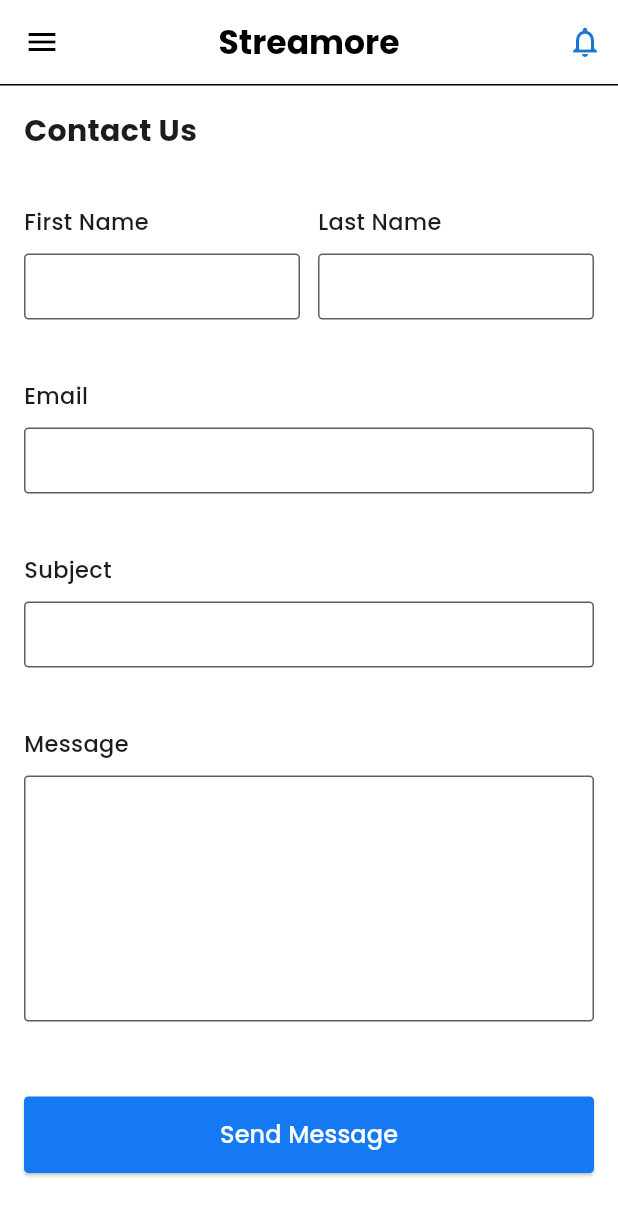
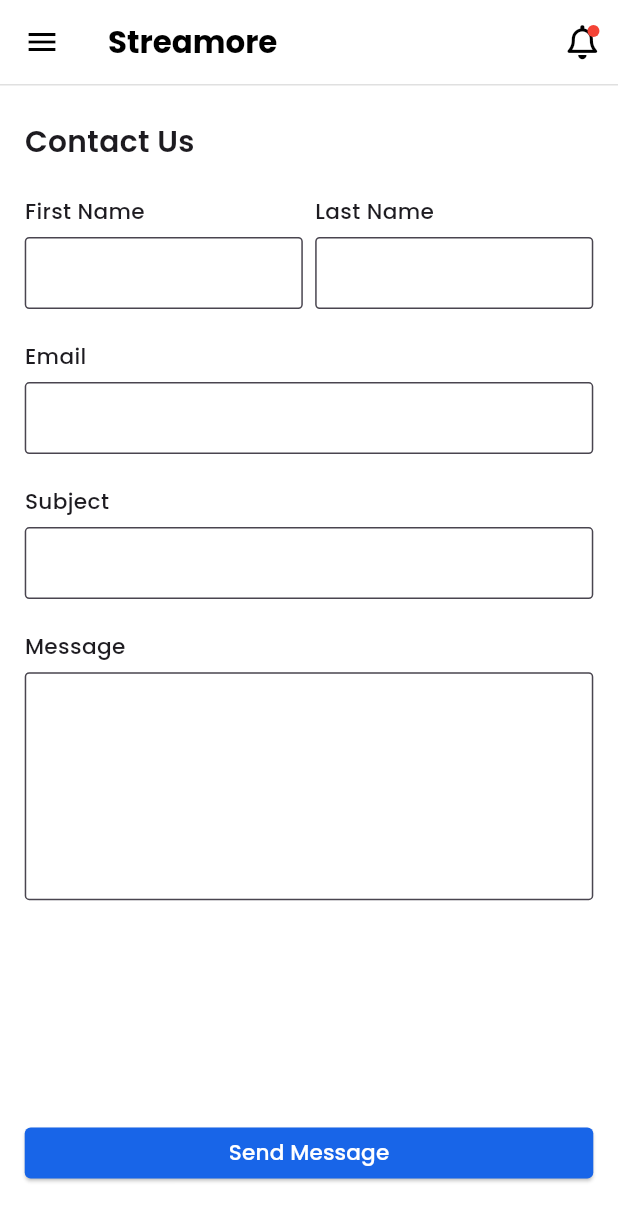
Before and after one commit to Salma28-zahran/streamore_app, a Flutter app: the ContactUsScreen screen opened by its route, on a phone screen of 412 x 824 dp. Shown: the top 1221 px of the screen. Run offline on Flutter 3.47's test engine with Material 3 defaults, Android fonts, the phone set to English and light mode, and no system bars; our stand-ins replace dropdown_button2, flutter_colorpicker, flutter_onboarding_slider, font_awesome_flutter, google_fonts, permission_handler; missing offline and left inert: flutter_sound.

Commit message:
Refactored Contact Us screen: responsive UI with MediaQuery + LayoutBuilder

```diff
--- a/lib/screens/stream/drawer/contact_us_screen.dart
+++ b/lib/screens/stream/drawer/contact_us_screen.dart
@@ -1,5 +1,6 @@
 import 'package:flutter/material.dart';
 import 'package:google_fonts/google_fonts.dart';
+import 'package:font_awesome_flutter/font_awesome_flutter.dart';
 import 'package:streamore_app/screens/stream/drawer/main_drawer.dart';
 
 class ContactUsScreen extends StatefulWidget {
@@ -14,104 +15,166 @@ class ContactUsScreen extends StatefulWidget {
 class _ContactUsScreenState extends State<ContactUsScreen> {
   final _formKey = GlobalKey<FormState>();
 
-  final _firstNameController = TextEditingController();
-  final _lastNameController = TextEditingController();
-  final _emailController = TextEditingController();
-  final _subjectController = TextEditingController();
-  final _messageController = TextEditingController();
+  final _controllers = {
+    'First Name': TextEditingController(),
+    'Last Name': TextEditingController(),
+    'Email': TextEditingController(),
+    'Subject': TextEditingController(),
+    'Message': TextEditingController(),
+  };
 
   @override
   void dispose() {
-    _firstNameController.dispose();
-    _lastNameController.dispose();
-    _emailController.dispose();
-    _subjectController.dispose();
-    _messageController.dispose();
+    for (final controller in _controllers.values) {
+      controller.dispose();
+    }
     super.dispose();
   }
 
   @override
   Widget build(BuildContext context) {
+    final media = MediaQuery.of(context).size;
+    const hasNotification = true;
+
     return Scaffold(
+      resizeToAvoidBottomInset: false,
       drawer: MainDrawer(),
-      appBar: AppBar(
-        automaticallyImplyLeading: true,
-        backgroundColor: Theme.of(context).appBarTheme.backgroundColor,
+      appBar: _buildAppBar(media, hasNotification),
+      body: SafeArea(
+        child: LayoutBuilder(
+          builder: (context, constraints) {
+            final padding = constraints.maxWidth * 0.04;
+            final fieldHeight = constraints.maxHeight * 0.07;
+            final fontSize = constraints.maxWidth * 0.035;
+            final labelFont = constraints.maxWidth * 0.035;
+
+            return SingleChildScrollView(
+              padding: EdgeInsets.only(
+                left: padding,
+                right: padding,
+                bottom: MediaQuery.of(context).viewInsets.bottom + 20,
+              ),
+              child: ConstrainedBox(
+                constraints: BoxConstraints(minHeight: constraints.maxHeight),
+                child: IntrinsicHeight(
+                  child: Form(
+                    key: _formKey,
+                    child: Column(
+                      crossAxisAlignment: CrossAxisAlignment.start,
+                      children: [
+                        SizedBox(height: constraints.maxHeight * 0.03),
+                        Text(
+                          'Contact Us',
+                          style: GoogleFonts.poppins(
+                            fontSize: constraints.maxWidth * 0.048,
+                            fontWeight: FontWeight.w600,
+                          ),
+                        ),
+                        SizedBox(height: constraints.maxHeight * 0.03),
+                        Row(
+                          children: [
+                            Expanded(
+                              child: _buildField(
+                                label: 'First Name',
+                                controller: _controllers['First Name']!,
+                                fontSize: fontSize,
+                                labelFont: labelFont,
+                                height: fieldHeight,
+                              ),
+                            ),
+                            SizedBox(width: padding * 0.5),
+                            Expanded(
+                              child: _buildField(
+                                label: 'Last Name',
+                                controller: _controllers['Last Name']!,
+                                fontSize: fontSize,
+                                labelFont: labelFont,
+                                height: fieldHeight,
+                              ),
+                            ),
+                          ],
+                        ),
+                        for (final label in ['Email', 'Subject'])
+                          _buildField(
+                            label: label,
+                            controller: _controllers[label]!,
+                            fontSize: fontSize,
+                            labelFont: labelFont,
+                            height: fieldHeight,
+                          ),
+                        _buildField(
+                          label: 'Message',
+                          controller: _controllers['Message']!,
+                          fontSize: fontSize,
+                          labelFont: labelFont,
+                          height: fieldHeight * 3,
+                          maxLines: 6,
+                        ),
+                        const Spacer(),
+                        _buildSendButton(fontSize),
+                        SizedBox(height: constraints.maxHeight * 0.05),
+                      ],
+                    ),
+                  ),
+                ),
+              ),
+            );
+          },
+        ),
+      ),
+    );
+  }
+
+  AppBar _buildAppBar(Size media, bool hasNotification) {
+    return AppBar(
+      backgroundColor: Colors.white,
+      elevation: 0,
       title: Text(
         "Streamore",
         style: GoogleFonts.poppins(
+          fontSize: media.width * 0.05,
           fontWeight: FontWeight.bold,
-            fontSize: 22,
-            color: Theme.of(context).appBarTheme.foregroundColor,
+          color: Colors.black,
         ),
       ),
-        centerTitle: true,
       actions: [
         Padding(
-            padding: const EdgeInsets.only(right: 10),
-            child: Icon(
-              Icons.notifications_none,
-              color: Theme.of(context).primaryColorDark,
+          padding: EdgeInsets.only(right: media.width * 0.03),
+          child: Stack(
+            children: [
+              Icon(
+                FontAwesomeIcons.bell,
+                size: media.width * 0.055,
+                color: Colors.black,
+              ),
+              if (hasNotification)
+                Positioned(
+                  right: 0,
+                  top: 0,
+                  child: Container(
+                    width: 8,
+                    height: 8,
+                    decoration: const BoxDecoration(
+                      color: Colors.red,
+                      shape: BoxShape.circle,
+                    ),
+                  ),
+                ),
+            ],
           ),
         ),
       ],
       bottom: PreferredSize(
         preferredSize: const Size.fromHeight(1),
-          child: Divider(
-            color: Theme.of(context).dividerColor,
-            thickness: 1,
-            height: 1,
+        child: Divider(height: 1, thickness: 1, color: Colors.grey.shade300),
       ),
-        ),
-      ),
-      body: SingleChildScrollView(
-        padding: const EdgeInsets.all(16),
-        child: Form(
-          key: _formKey,
-          child: Column(
-            crossAxisAlignment: CrossAxisAlignment.start,
-            children: [
-              Text(
-                'Contact Us',
-                style: GoogleFonts.poppins(
-                  fontSize: 20,
-                  fontWeight: FontWeight.bold,
-                ),
-              ),
-              const SizedBox(height: 35),
-              Row(
-                children: [
-                  Expanded(
-                    child: _buildLabeledField(
-                      label: 'First Name',
-                      controller: _firstNameController,
-                    ),
-                  ),
-                  const SizedBox(width: 12),
-                  Expanded(
-                    child: _buildLabeledField(
-                      label: 'Last Name',
-                      controller: _lastNameController,
-                    ),
-                  ),
-                ],
-              ),
-              const SizedBox(height: 20),
-              _buildLabeledField(label: 'Email', controller: _emailController),
-              const SizedBox(height: 20),
-              _buildLabeledField(
-                label: 'Subject',
-                controller: _subjectController,
-              ),
-              const SizedBox(height: 20),
-              _buildLabeledField(
-                label: 'Message',
-                controller: _messageController,
-                maxLines: 6,
-              ),
-              const SizedBox(height: 30),
-              SizedBox(
+    );
+  }
+
+  Widget _buildSendButton(double fontSize) {
+    return SizedBox(
       width: double.infinity,
+      height: 34,
       child: ElevatedButton(
         onPressed: () {
           if (_formKey.currentState!.validate()) {
@@ -121,57 +184,55 @@ class _ContactUsScreenState extends State<ContactUsScreen> {
           }
         },
         style: ElevatedButton.styleFrom(
-                    backgroundColor: const Color(0xFF1679F4),
-                    padding: const EdgeInsets.symmetric(vertical: 14),
-                    shape: RoundedRectangleBorder(
-                      borderRadius: BorderRadius.circular(3),
+          backgroundColor: const Color(0xff1865E8),
+          shape: RoundedRectangleBorder(borderRadius: BorderRadius.circular(4)),
         ),
-                  ),
-
         child: Text(
           'Send Message',
           style: GoogleFonts.poppins(
-                      fontSize: 16,
+            fontSize: fontSize,
+            fontWeight: FontWeight.w500,
             color: Colors.white,
-                      fontWeight: FontWeight.w500,
-                    ),
-                  ),
-                ),
-              ),
-            ],
           ),
         ),
       ),
     );
   }
 
-  Widget _buildLabeledField({
+  Widget _buildField({
     required String label,
     required TextEditingController controller,
+    required double fontSize,
+    required double labelFont,
+    required double height,
     int maxLines = 1,
   }) {
     return Padding(
-    padding: const EdgeInsets.only(bottom: 20), // ----------> rectangle2
+      padding: const EdgeInsets.only(bottom: 16),
       child: Column(
         crossAxisAlignment: CrossAxisAlignment.start,
         children: [
           Text(
             label,
             style: GoogleFonts.poppins(
-            fontSize: 15,
+              fontSize: labelFont,
               fontWeight: FontWeight.w500,
             ),
           ),
-        const SizedBox(height: 11), // ------------> label and text field
-        TextFormField(
+          const SizedBox(height: 6),
+          SizedBox(
+            height: maxLines == 1 ? height : null,
+            child: TextFormField(
               controller: controller,
               maxLines: maxLines,
+              style: GoogleFonts.poppins(fontSize: fontSize),
               validator: (value) {
                 if (value == null || value.trim().isEmpty) {
                   return 'Please enter $label';
                 }
                 if (label == 'Email' &&
-                !RegExp(r'^[\w-\.]+@([\w-]+\.)+[\w-]{2,4}$').hasMatch(value)) {
+                    !RegExp(r'^[\w-\.]+@([\w-]+\.)+[\w-]{2,4}\$')
+                        .hasMatch(value)) {
                   return 'Enter a valid email address';
                 }
                 return null;
@@ -179,20 +240,19 @@ class _ContactUsScreenState extends State<ContactUsScreen> {
               decoration: InputDecoration(
                 filled: true,
                 fillColor: Colors.white,
-            isDense: true,
-            contentPadding: const EdgeInsets.symmetric(horizontal: 12, vertical: 10),
+                contentPadding:
+                    const EdgeInsets.symmetric(horizontal: 12, vertical: 10),
                 border: _inputBorder(),
-            enabledBorder: _inputBorder(),
-            focusedBorder: _inputBorder(),
+                focusedBorder: _inputBorder(color: const Color(0xff1865E8)),
                 errorBorder: _inputBorder(color: Colors.red),
                 focusedErrorBorder: _inputBorder(color: Colors.red),
+              ),
             ),
           ),
         ],
       ),
     );
   }
-
 
   OutlineInputBorder _inputBorder({Color color = const Color(0xFF5E5E66)}) {
     return OutlineInputBorder(
```
Lines whose indentation alone changed are shown as unchanged.
